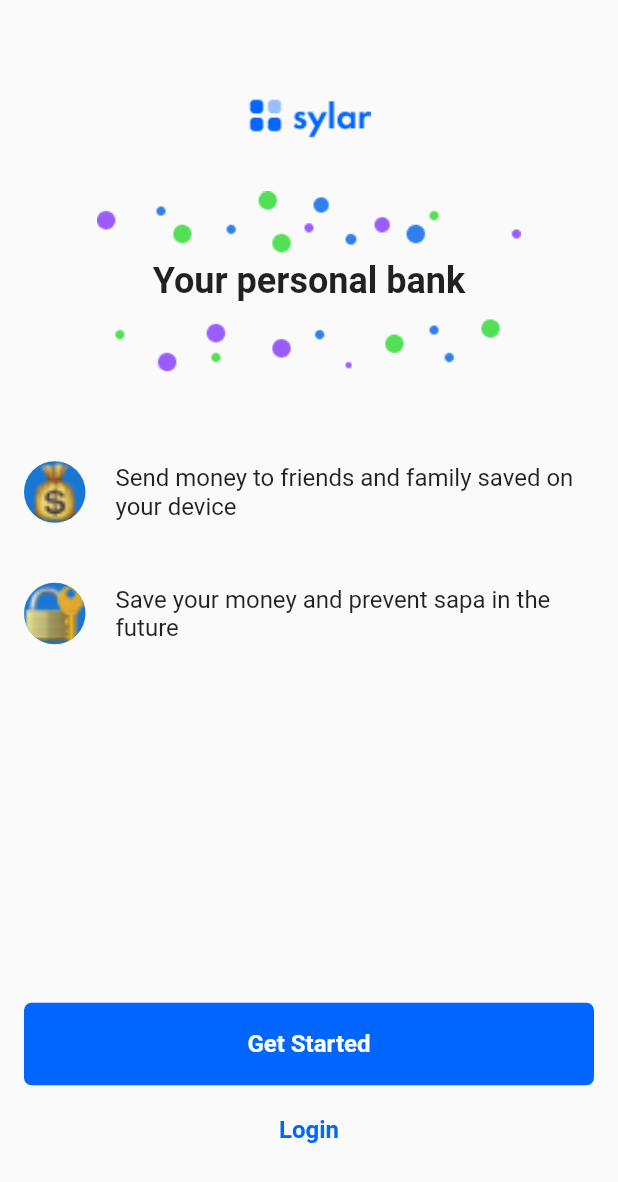
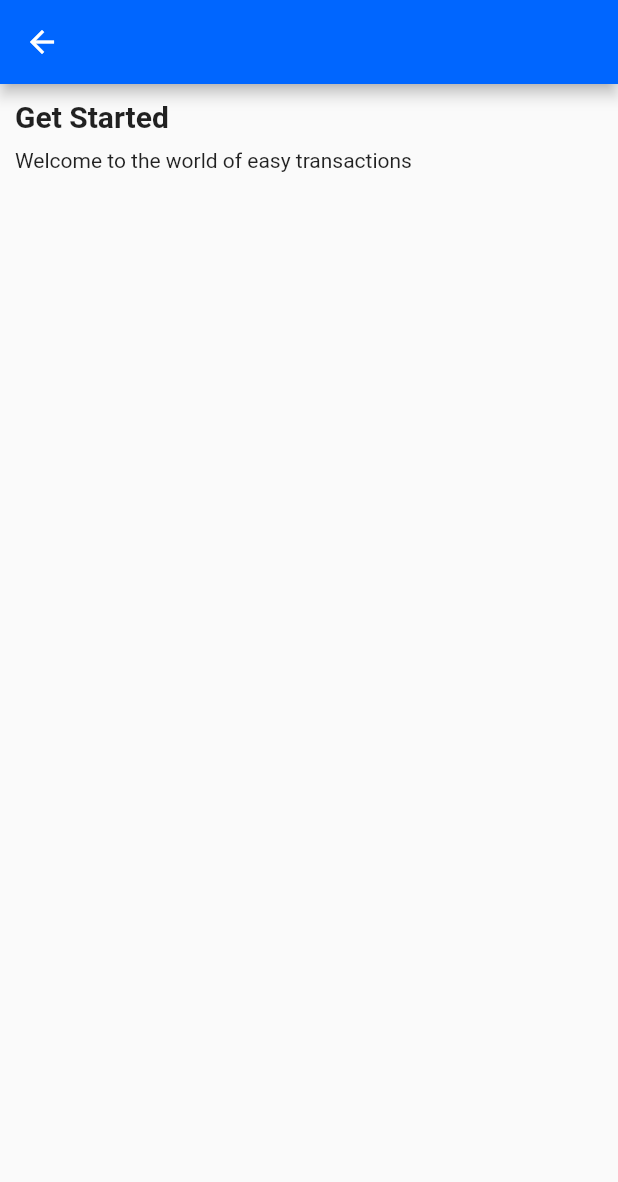
Before and after one commit to Allename/Sylar, a Flutter app: the screen it shows after launch, after a tap on "Get Started", on a phone screen of 412 x 824 dp. Shown: the top 1182 px of the screen. Run offline on Flutter 3.47's test engine with Material 2 defaults, Android fonts, the light colour scheme and no system bars.

Commit message:
added get_started screen

```diff
--- /dev/null
+++ b/lib/screens/onboarding/get_started.dart
@@ -0,0 +1,25 @@
+import 'package:flutter/material.dart';
+import 'package:sylar/utils/constants.dart';
+import 'package:sylar/widgets/header.dart';
+
+class GetStarted extends StatelessWidget {
+  const GetStarted({ Key? key }) : super(key: key);
+
+  @override
+  Widget build(BuildContext context) {
+    return Scaffold(
+      appBar: AppBar(
+        backgroundColor: kPrimary,
+      ),
+      body: Container(
+        padding: const EdgeInsets.all(10.0),
+        child: Column(
+          // crossAxisAlignment: CrossAxisAlignment.start,
+          children: <Widget> [
+            Header(title: 'Get Started', description: 'Welcome to the world of easy transactions'),
+          ],
+        ),
+      ),
+    );
+  }
+}
--- a/lib/screens/onboarding/intro.dart
+++ b/lib/screens/onboarding/intro.dart
@@ -1,4 +1,5 @@
 import 'package:flutter/material.dart';
+import 'package:sylar/screens/onboarding/get_started.dart';
 import 'package:sylar/utils/constants.dart';
 import 'package:sylar/widgets/button.dart';
 
@@ -14,6 +15,7 @@ class Intro extends StatelessWidget {
         child: Column(
           mainAxisAlignment: MainAxisAlignment.center,
           children: <Widget> [
+            SizedBox(height: 10.0),
             const Image(image: AssetImage('assets/images/Image.png')),
             const SizedBox(height: 35.0),
             Container(
@@ -81,7 +83,7 @@ class Intro extends StatelessWidget {
               ],
             ),
             SizedBox(height: 239.0),
-            Button(text: 'Get Started', press: () {}),
+            Button(text: 'Get Started', press: () => Navigator.push(context, MaterialPageRoute(builder: (_) => const GetStarted()))),
             SizedBox(height: 20.0),
             GestureDetector(
               onTap: () {},
--- a/lib/widgets/header.dart
+++ b/lib/widgets/header.dart
@@ -7,13 +7,25 @@ class Header extends StatelessWidget {
 
   @override
   Widget build(BuildContext context) {
-    return Container(
-      padding: const EdgeInsets.all(10.0),
-      child: Column(
-        children: <Widget> [
-
-        ],
-      ),
+    return Column(
+      crossAxisAlignment: CrossAxisAlignment.start,
+      children: <Widget> [
+        Text(
+          title,
+          style: const TextStyle(
+            fontSize: 20,
+            fontWeight: FontWeight.w700,
+          ),
+        ),
+        SizedBox(height: 10.0),
+        Text(
+          description,
+          style: const TextStyle(
+            fontSize: 14,
+            fontWeight: FontWeight.w400,
+          ),
+        ),
+      ],
     );
   }
 }
```
